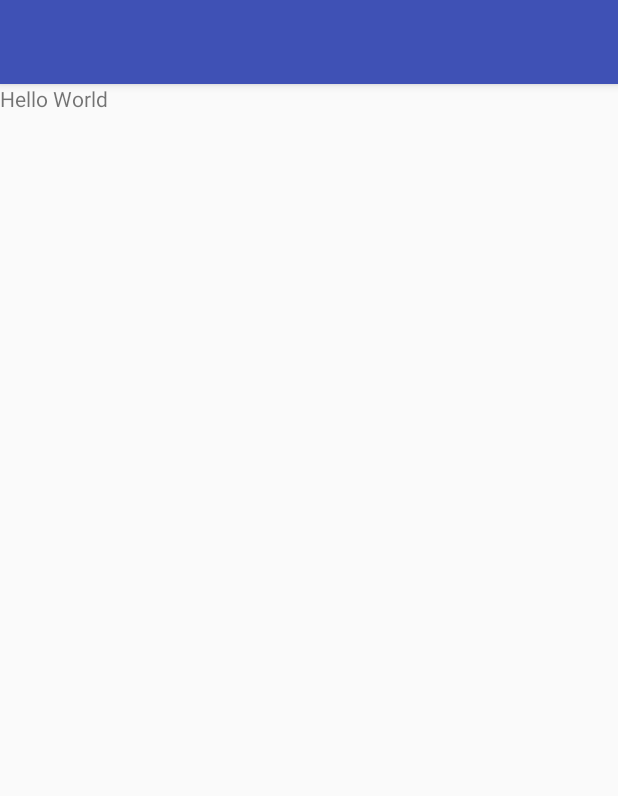
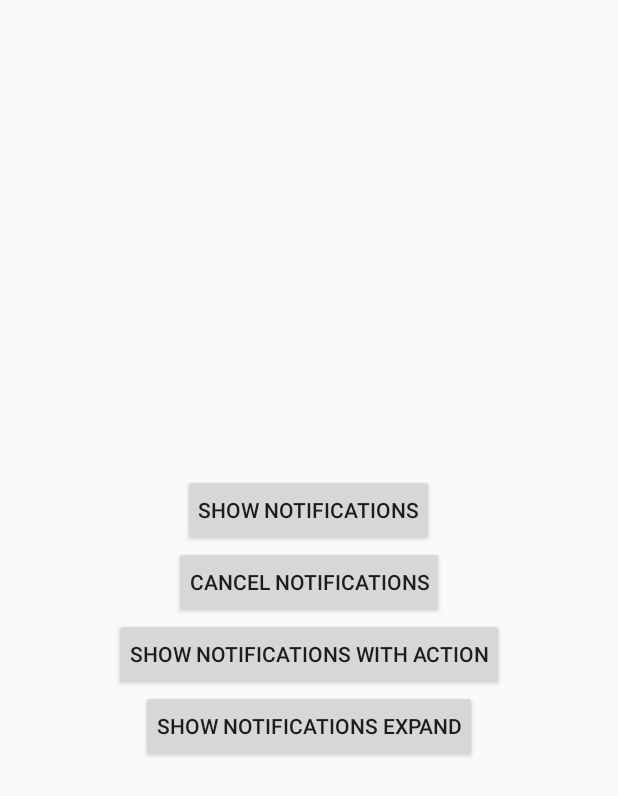
Before and after one commit to locnd56/android-learning-bestpractices, an Android app: the layout test_activity.xml on its own in the app's theme, with its tools: preview values and no code run, on a phone screen of 412 x 824 dp. Shown: the top 796 px of the screen. Run offline under Robolectric (Android 15) with nearby library versions, the phone set to English and light mode, and no system bars.

Commit message:
show notifications with activity and broadcastreceiver

```diff
--- a/app/src/main/java/com/locnd/appbase/ApplicationData.java
+++ b/app/src/main/java/com/locnd/appbase/ApplicationData.java
@@ -1,10 +1,12 @@
 package com.locnd.appbase;
 
 import com.locnd.appbase.requesttoserver.ServiceConnection;
+import com.locnd.appbase.serverconnection.ConnectionData;
 
 /**
  * Created by Mr.Incredible on 4/12/2016.
  */
 public class ApplicationData {
     public static ServiceConnection serviceConnection = new ServiceConnection();
+    public static ConnectionData connectionData = new ConnectionData();
 }
--- a/app/src/main/java/com/locnd/appbase/serverconnection/ConnectionData.java
+++ b/app/src/main/java/com/locnd/appbase/serverconnection/ConnectionData.java
@@ -53,7 +53,8 @@ public class ConnectionData {
             @Override
             public void onFailure(int statusCode, Header[] headers, String responseString, Throwable throwable) {
                 super.onFailure(statusCode, headers, responseString, throwable);
-//                ResponseObject responseObject = new ResponseObject(statusCode, obj.getKeyIdentifier(), responseString);
+                ResponseObject responseObject = new ResponseObject(statusCode, obj.getKeyIdentifier(), responseString);
+                result.response(responseObject);
             }
         });
     }
--- a/app/src/main/res/layout/test_activity.xml
+++ b/app/src/main/res/layout/test_activity.xml
@@ -1,24 +1,36 @@
-<android.support.design.widget.CoordinatorLayout xmlns:android="http://schemas.android.com/apk/res/android"
-    xmlns:app="http://schemas.android.com/apk/res-auto"
-    xmlns:tools="http://schemas.android.com/tools"
+<LinearLayout xmlns:android="http://schemas.android.com/apk/res/android"
     android:layout_width="match_parent"
     android:layout_height="match_parent"
-    android:fitsSystemWindows="true">
+    android:gravity="center"
+    android:orientation="vertical">
 
-    <android.support.design.widget.AppBarLayout
-        android:layout_width="match_parent"
+    <Button
+        android:id="@+id/btn_shownotifications"
+        android:layout_width="wrap_content"
         android:layout_height="wrap_content"
-        android:theme="@style/AppTheme.AppBarOverlay">
+        android:paddingLeft="10dp"
+        android:paddingRight="10dp"
+        android:text="Show Notifications" />
 
-        <android.support.v7.widget.Toolbar
-            android:id="@+id/mtoolbar"
-            android:layout_width="match_parent"
-            android:layout_height="?attr/actionBarSize"
-            android:background="?attr/colorPrimary"
-            app:popupTheme="@style/AppTheme.PopupOverlay" />
-
-    </android.support.design.widget.AppBarLayout>
-
-    <include layout="@layout/testactivity"/>
-
-</android.support.design.widget.CoordinatorLayout>
+    <Button
+        android:id="@+id/btn_cancelnotifications"
+        android:layout_width="wrap_content"
+        android:layout_height="wrap_content"
+        android:paddingLeft="10dp"
+        android:paddingRight="10dp"
+        android:text="Cancel Notifications" />
+    <Button
+        android:id="@+id/btn_shownotifications_withaction"
+        android:layout_width="wrap_content"
+        android:layout_height="wrap_content"
+        android:paddingLeft="10dp"
+        android:paddingRight="10dp"
+        android:text="Show Notifications With Action" />
+    <Button
+        android:id="@+id/btn_shownotifications_expand"
+        android:layout_width="wrap_content"
+        android:layout_height="wrap_content"
+        android:paddingLeft="10dp"
+        android:paddingRight="10dp"
+        android:text="Show Notifications Expand" />
+</LinearLayout>
--- a/build.gradle
+++ b/build.gradle
@@ -3,10 +3,12 @@
 buildscript {
     repositories {
         jcenter()
+        maven { url 'https://jitpack.io'}
     }
     dependencies {
         classpath 'com.android.tools.build:gradle:2.1.0'
-
+        classpath 'com.github.JakeWharton:sdk-manager-plugin:220bf7a88a7072df3ed16dc8466fb144f2817070'
+        classpath 'com.neenbedankt.gradle.plugins:android-apt:1.8'
         // NOTE: Do not place your application dependencies here; they belong
         // in the individual module build.gradle files
     }
```
Also changed, not shown: app/build.gradle (+13 -4 lines), app/src/main/AndroidManifest.xml (+13 -20 lines), app/src/main/java/com/locnd/appbase/fragment/learningfragment/LearningFragment.java (+44 -1 lines), app/src/main/java/com/locnd/test/CancelBroadCastReceiver.java (added, +17 -0 lines), app/src/main/java/com/locnd/test/Mp3AppWidgetProvider.java (deleted, +0 -122 lines), app/src/main/java/com/locnd/test/NotificationHandler.java (added, +108 -0 lines), app/src/main/java/com/locnd/test/Test1Activity.java (added, +19 -0 lines), app/src/main/java/com/locnd/test/TestActivity.java (+37 -171 lines), app/src/main/res/layout/test_activity_1.xml (added, +12 -0 lines), 1 other file.
